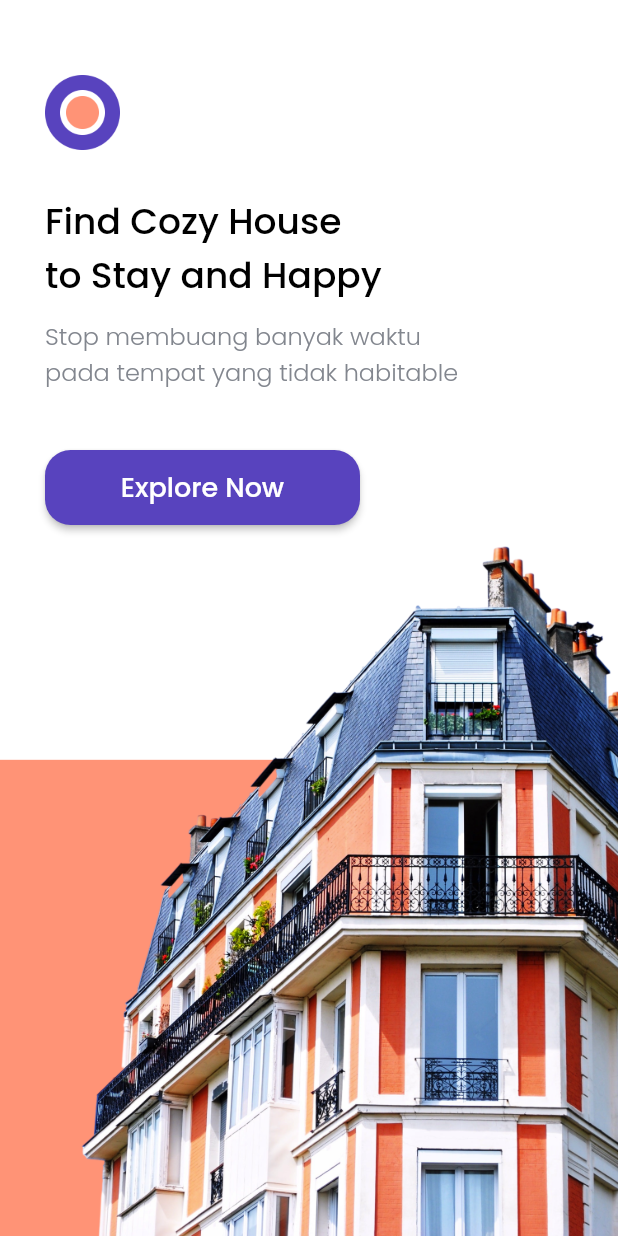
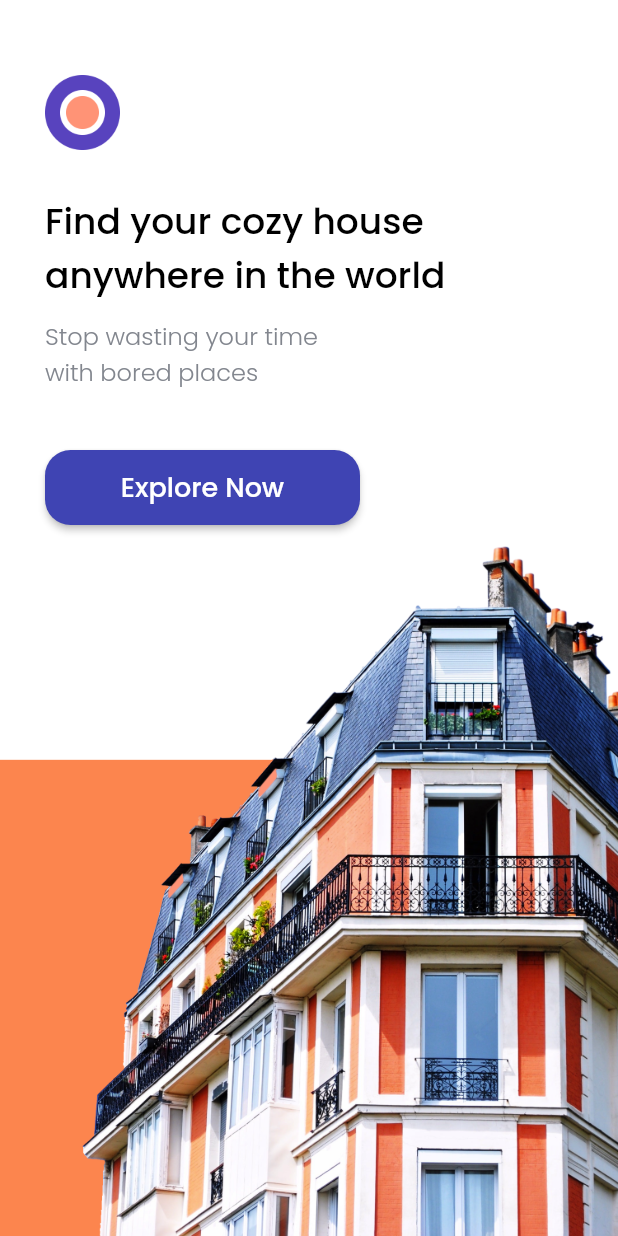
Before and after one commit to argaputra12/find-house-app, a Flutter app: the screen it shows after launch, on a phone screen of 412 x 824 dp. Run offline on Flutter 3.47's test engine with Material 2 defaults, Android fonts, the phone set to English and light mode, and no system bars; our stand-ins replace google_fonts.

Commit message:
update app name, add comment

```diff
--- a/lib/pages/detail_page.dart
+++ b/lib/pages/detail_page.dart
@@ -283,11 +283,11 @@ class _DetailPageState extends State<DetailPage> {
                         ),
                         height: 50,
                         width: MediaQuery.of(context).size.width - (2 * edge),
-                        child: TextButton(
+                        child: ElevatedButton(
                           onPressed: () {
                             handleBook(widget.space);
                           },
-                            style: TextButton.styleFrom(
+                            style: ElevatedButton.styleFrom(
                               primary: purpleColor,
                             shape: RoundedRectangleBorder(
                               borderRadius: BorderRadius.circular(17),
--- a/lib/pages/splash_page.dart
+++ b/lib/pages/splash_page.dart
@@ -36,7 +36,7 @@ class SplashPage extends StatelessWidget {
                     height: 30,
                   ),
                   Text(
-                    'Find Cozy House\nto Stay and Happy',
+                    'Find your cozy house\nanywhere in the world',
                     style: blackTextStyle.copyWith(
                       fontSize: 24,
                     ),
@@ -45,7 +45,7 @@ class SplashPage extends StatelessWidget {
                     height: 10,
                   ),
                   Text(
-                    'Stop membuang banyak waktu\npada tempat yang tidak habitable',
+                    'Stop wasting your time\nwith bored places',
                     style: greyTextStyle.copyWith(
                       fontSize: 16,
                     ),
--- a/lib/theme.dart
+++ b/lib/theme.dart
@@ -1,8 +1,8 @@
 import 'package:flutter/material.dart';
 import 'package:google_fonts/google_fonts.dart';
 
-Color purpleColor = Color(0xff5843BE);
-Color orangeColor = Color(0xffFF9376);
+Color purpleColor = Color(0xff3f44b3);
+Color orangeColor = Color(0xfffc854e);
 Color blackColor = Color(0xff000000);
 Color whiteColor = Color(0xffFFFFFF);
 Color greyColor = Color(0xff82868E);
--- a/lib/widgets/space_card.dart
+++ b/lib/widgets/space_card.dart
@@ -16,7 +16,7 @@ class SpaceCard extends StatelessWidget {
         Navigator.push(
           context,
           MaterialPageRoute(
-            builder: (context) => DetailPage(space),
+            builder: (context) => DetailPage(space), // NOTE: DetailPage
           ),
         );
       },
```
Also changed, not shown: lib/pages/home_page.dart (+6 -6 lines), assets/icon_star.png, assets/splash_image.png, 1 other file.
